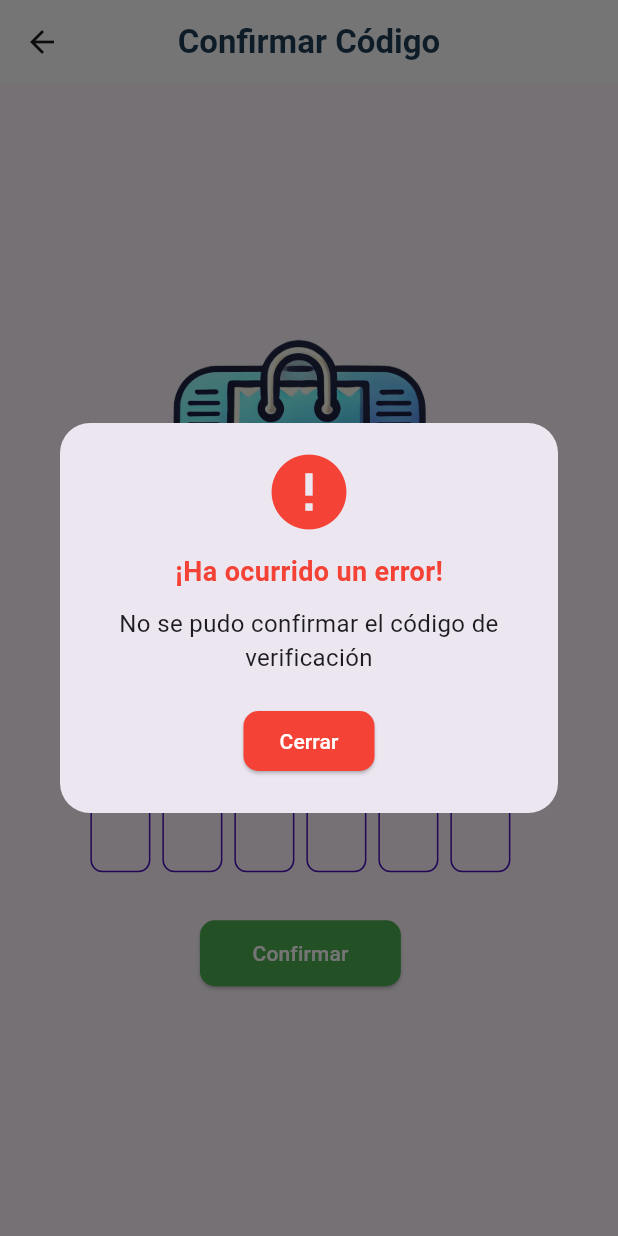
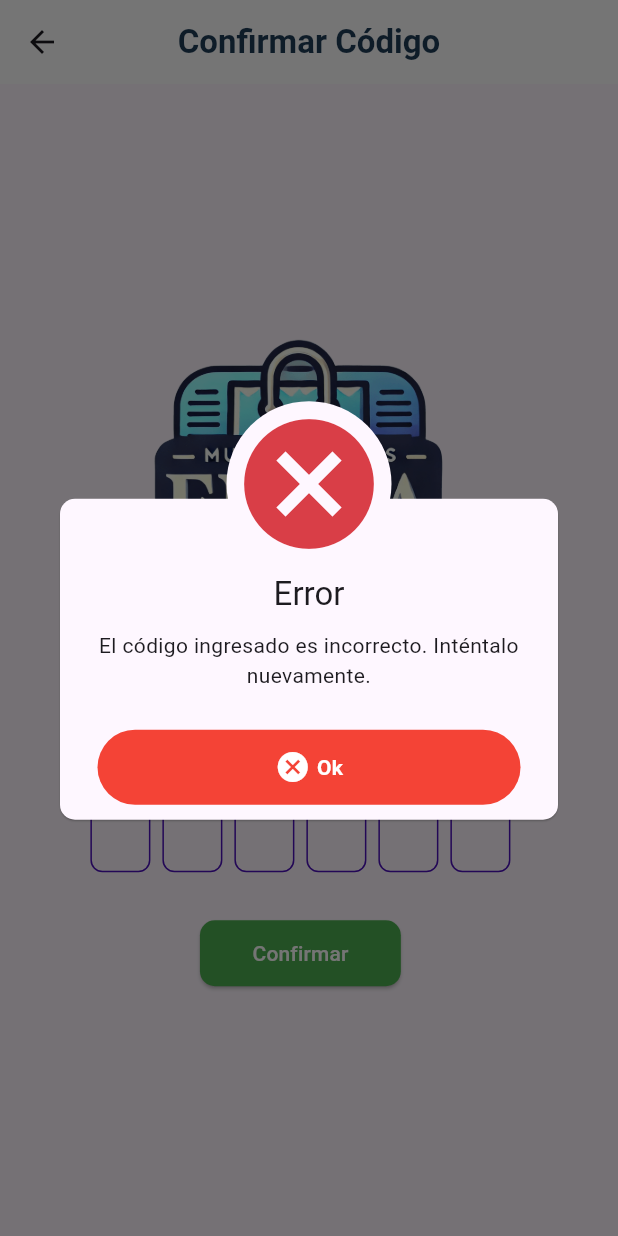
Before and after one commit to davguzm16/MultiInventario, a Flutter app: the CodeEmailPage screen opened by its route, after a tap on "Confirmar", on a phone screen of 412 x 824 dp. Run offline on Flutter 3.47's test engine with Material 3 defaults, Android fonts, the phone set to English and light mode, and no system bars; drawn by our look-alikes of pinput; our stand-ins replace awesome_dialog, sqflite; accounts and stored records are empty.

Commit message:
Ultimas correciones al login

```diff
--- a/lib/pages/login/code_email_page.dart
+++ b/lib/pages/login/code_email_page.dart
@@ -1,3 +1,4 @@
+import 'package:awesome_dialog/awesome_dialog.dart';
 import 'package:flutter/material.dart';
 import 'package:pinput/pinput.dart';
 
@@ -37,80 +38,32 @@ class _CodeVerificationState extends State<CodeVerification> {
   final String correctCode = "123456"; // Código correcto para la validación
   String enteredCode = ""; // Variable para almacenar el código ingresado
 
-  void showResultDialog(bool isSuccess) {
-    showDialog(
-      context: context,
-      builder: (BuildContext context) {
-        return AlertDialog(
-          shape:
-              RoundedRectangleBorder(borderRadius: BorderRadius.circular(20)),
-          content: Column(
-            mainAxisSize: MainAxisSize.min,
-            children: [
-              Icon(
-                isSuccess ? Icons.check_circle : Icons.error,
-                color: isSuccess ? Colors.green : Colors.red,
-                size: 60,
-              ),
-              const SizedBox(height: 10),
-              Text(
-                isSuccess ? "¡Excelente!" : "¡Ha ocurrido un error!",
-                style: TextStyle(
-                  fontSize: 18,
-                  fontWeight: FontWeight.bold,
-                  color: isSuccess ? Colors.green : Colors.red,
-                ),
-              ),
-              const SizedBox(height: 10),
-              Text(
-                isSuccess
-                    ? "Se ha confirmado el código de verificación"
-                    : "No se pudo confirmar el código de verificación",
-                textAlign: TextAlign.center,
-                style: const TextStyle(fontSize: 16),
-              ),
-              const SizedBox(height: 20),
-              ElevatedButton(
-                style: ElevatedButton.styleFrom(
-                  backgroundColor: isSuccess ? Colors.green : Colors.red,
-                  shape: RoundedRectangleBorder(
-                    borderRadius: BorderRadius.circular(10),
-                  ),
-                ),
-                onPressed: () {
-                  Navigator.pop(context); // Cierra el diálogo
-                  if (isSuccess) {
-                    navigateToNextScreen(); // Navegación si es correcto
-                  }
-                },
-                child: Text(
-                  isSuccess ? "Continuar" : "Cerrar",
-                  style: const TextStyle(color: Colors.white),
-                ),
-              ),
-            ],
-          ),
-        );
-      },
-    );
-  }
+  Future<void> validateCode() async {
+    if (enteredCode == correctCode) {
+      await AwesomeDialog(
+        context: context,
+        dialogType: DialogType.success,
+        animType: AnimType.topSlide,
+        title: "Correcto",
+        desc: "¡El código es correcto!",
+        btnOkOnPress: () {},
+        btnOkIcon: Icons.check_circle,
+        btnOkColor: Colors.green,
+      ).show();
 
-  void validateCode() {
-    if (enteredCode == correctCode) {
       Navigator.pushReplacementNamed(context, "/login/create-pin");
     } else {
-      showResultDialog(false); // Código incorrecto
+      await AwesomeDialog(
+        context: context,
+        dialogType: DialogType.error,
+        animType: AnimType.topSlide,
+        title: "Error",
+        desc: "El código ingresado es incorrecto. Inténtalo nuevamente.",
+        btnOkOnPress: () {},
+        btnOkIcon: Icons.cancel,
+        btnOkColor: Colors.red,
+      ).show();
     }
-  }
-
-  void navigateToNextScreen() {
-    // Aquí defines la navegación a la siguiente ventana
-    Navigator.push(
-      context,
-      MaterialPageRoute(
-        builder: (context) => NextScreen(), // Cambia a tu próxima pantalla
-      ),
-    );
   }
 
   @override
@@ -199,27 +152,3 @@ class _CodeVerificationState extends State<CodeVerification> {
     );
   }
 }
-
-class NextScreen extends StatelessWidget {
-  const NextScreen({super.key});
-
-  @override
-  Widget build(BuildContext context) {
-    return Scaffold(
-      appBar: AppBar(
-        title: const Text("Pantalla de Confirmación"),
-        actions: [
-          IconButton(
-            icon: const Icon(Icons.arrow_forward), // Ícono para navegar
-            onPressed: () {
-              Navigator.pushNamed(context, "/login/create-pin");
-            },
-          ),
-        ],
-      ),
-      body: const Center(
-        child: Text("¡Has llegado a la próxima pantalla!"),
-      ),
-    );
-  }
-}
--- a/lib/pages/login/create_pin_page.dart
+++ b/lib/pages/login/create_pin_page.dart
@@ -1,3 +1,5 @@
+// ignore_for_file: library_private_types_in_public_api
+
 import 'package:flutter/material.dart';
 import 'package:multiinventario/app_routes.dart';
 import 'package:pinput/pinput.dart';
--- a/lib/pages/login/login_page.dart
+++ b/lib/pages/login/login_page.dart
@@ -147,6 +147,7 @@ class _LoginPageState extends State<LoginPage> {
                     ),
                   ),
                   onPressed: () {
+                    Navigator.pushReplacementNamed(context, "/home");
                     focusNode.unfocus();
                     formKey.currentState!.validate();
                   },
```
Also changed, not shown: lib/pages/login/input_email_page.dart (+4 -7 lines).
